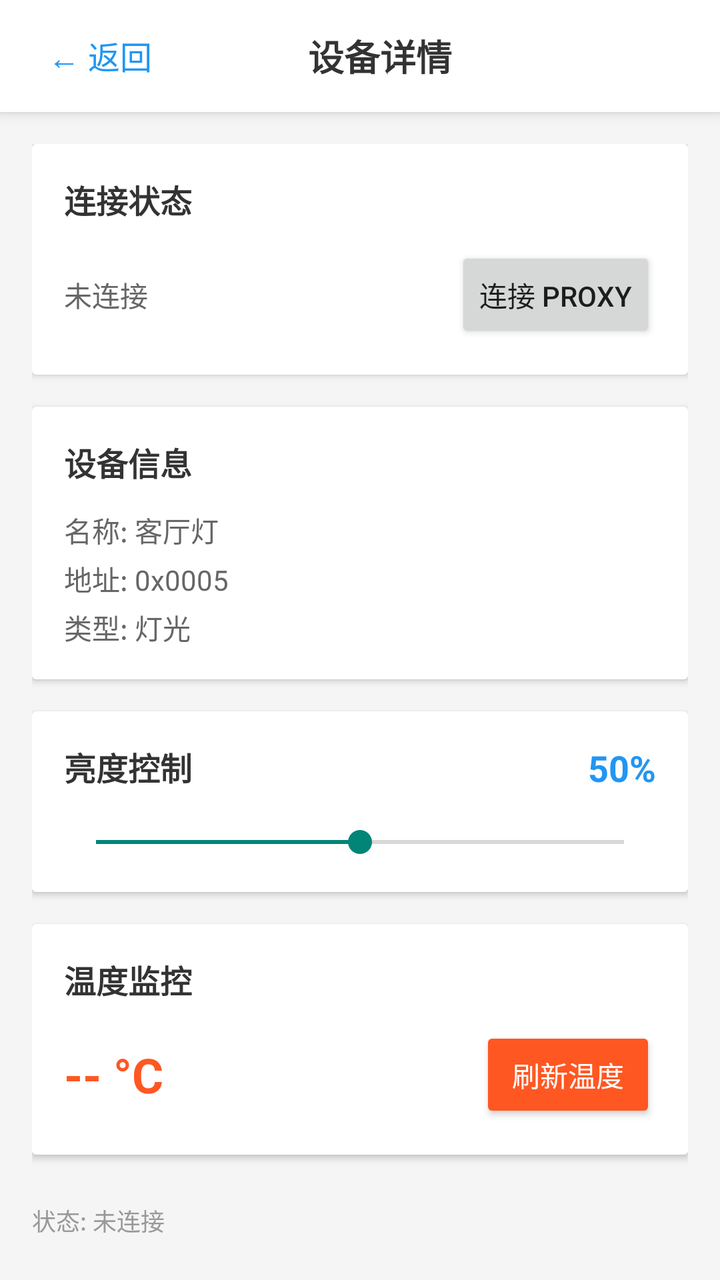
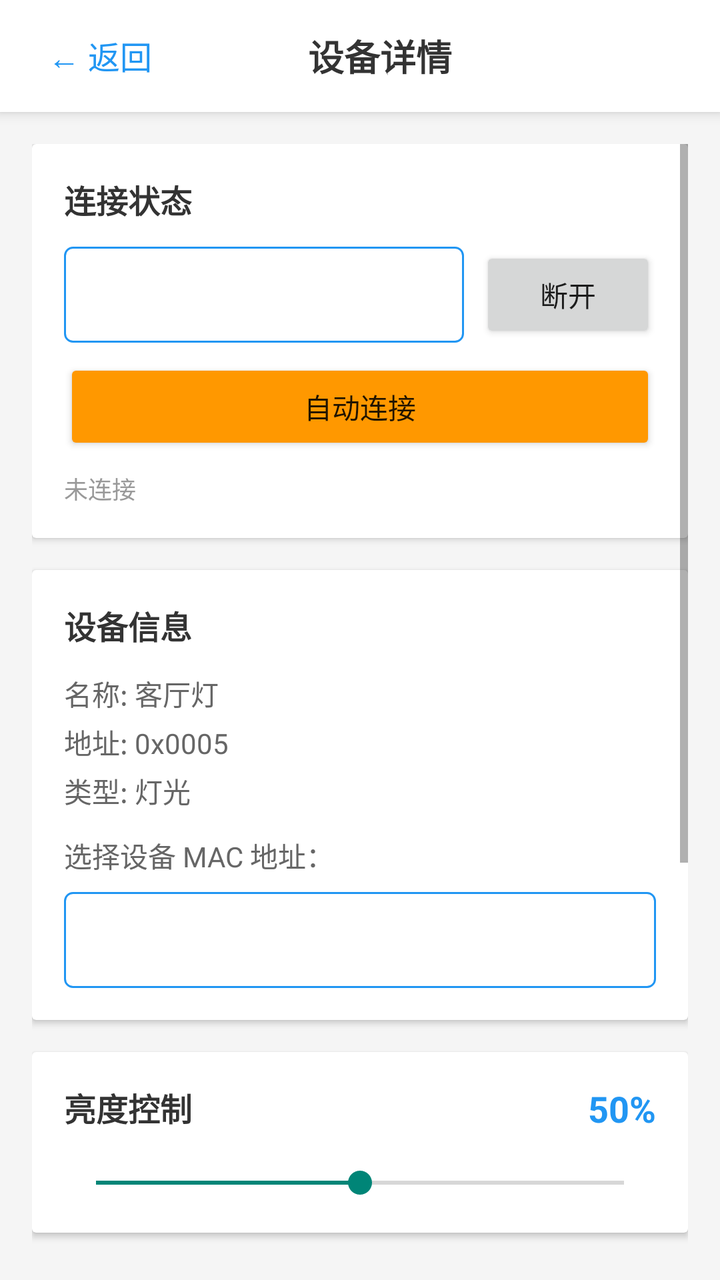

An Android layout rendered at two revisions. The XML below is the earlier revision; the diff shows what the commit changed to produce the second picture.
<!-- AndroidManifest.xml: activity theme Theme.BLE_Device_Mesh -->
<!-- res/layout/activity_device_detail.xml -->
<?xml version="1.0" encoding="utf-8"?>
<LinearLayout xmlns:android="http://schemas.android.com/apk/res/android"
    android:layout_width="match_parent"
    android:layout_height="match_parent"
    android:orientation="vertical"
    android:background="#F5F5F5"
    android:fitsSystemWindows="true">

    
    <LinearLayout
        android:layout_width="match_parent"
        android:layout_height="wrap_content"
        android:minHeight="56dp"
        android:background="@android:color/white"
        android:elevation="4dp"
        android:gravity="center_vertical"
        android:paddingStart="16dp"
        android:paddingEnd="16dp"
        android:paddingTop="8dp"
        android:paddingBottom="8dp">

        <TextView
            android:id="@+id/btnBack"
            android:layout_width="wrap_content"
            android:layout_height="wrap_content"
            android:text="← 返回"
            android:textSize="16sp"
            android:textColor="#2196F3"
            android:padding="8dp"
            android:background="?android:attr/selectableItemBackground"/>

        <TextView
            android:id="@+id/tvTitle"
            android:layout_width="0dp"
            android:layout_height="wrap_content"
            android:layout_weight="1"
            android:text="设备详情"
            android:textSize="18sp"
            android:textStyle="bold"
            android:textColor="#333333"
            android:gravity="center"/>

        
        <View
            android:layout_width="48dp"
            android:layout_height="1dp"
            android:visibility="invisible"/>

    </LinearLayout>

    <ScrollView
        android:layout_width="match_parent"
        android:layout_height="match_parent"
        android:padding="16dp">

        <LinearLayout
            android:layout_width="match_parent"
            android:layout_height="wrap_content"
            android:orientation="vertical">

            
            <androidx.cardview.widget.CardView
                android:layout_width="match_parent"
                android:layout_height="wrap_content"
                android:layout_marginBottom="16dp"
                android:elevation="4dp">

                <LinearLayout
                    android:layout_width="match_parent"
                    android:layout_height="wrap_content"
                    android:orientation="vertical"
                    android:padding="16dp">

                    <TextView
                        android:layout_width="wrap_content"
                        android:layout_height="wrap_content"
                        android:text="连接状态"
                        android:textSize="16sp"
                        android:textStyle="bold"
                        android:textColor="#333333"
                        android:layout_marginBottom="12dp"/>

                    <LinearLayout
                        android:layout_width="match_parent"
                        android:layout_height="wrap_content"
                        android:orientation="horizontal"
                        android:gravity="center_vertical">

                        <TextView
                            android:id="@+id/tvConnectionStatus"
                            android:layout_width="0dp"
                            android:layout_height="wrap_content"
                            android:layout_weight="1"
                            android:text="未连接"
                            android:textSize="14sp"
                            android:textColor="#666666"/>

                        <Button
                            android:id="@+id/btnConnect"
                            android:layout_width="wrap_content"
                            android:layout_height="wrap_content"
                            android:text="连接 Proxy"
                            android:textSize="14sp"/>

                    </LinearLayout>

                </LinearLayout>

            </androidx.cardview.widget.CardView>

            
            <androidx.cardview.widget.CardView
                android:layout_width="match_parent"
                android:layout_height="wrap_content"
                android:layout_marginBottom="16dp"
                android:elevation="4dp">

                <LinearLayout
                    android:layout_width="match_parent"
                    android:layout_height="wrap_content"
                    android:orientation="vertical"
                    android:padding="16dp">

                    <TextView
                        android:layout_width="wrap_content"
                        android:layout_height="wrap_content"
                        android:text="设备信息"
                        android:textSize="16sp"
                        android:textStyle="bold"
                        android:textColor="#333333"
                        android:layout_marginBottom="12dp"/>

                    <TextView
                        android:id="@+id/tvDeviceInfo"
                        android:layout_width="wrap_content"
                        android:layout_height="wrap_content"
                        android:text="名称: 客厅灯\n地址: 0x0005\n类型: 灯光"
                        android:textSize="14sp"
                        android:textColor="#666666"
                        android:lineSpacingExtra="4dp"/>

                </LinearLayout>

            </androidx.cardview.widget.CardView>

            
            <androidx.cardview.widget.CardView
                android:layout_width="match_parent"
                android:layout_height="wrap_content"
                android:layout_marginBottom="16dp"
                android:elevation="4dp">

                <LinearLayout
                    android:layout_width="match_parent"
                    android:layout_height="wrap_content"
                    android:orientation="vertical"
                    android:padding="16dp">

                    <RelativeLayout
                        android:layout_width="match_parent"
                        android:layout_height="wrap_content">

                        <TextView
                            android:layout_width="wrap_content"
                            android:layout_height="wrap_content"
                            android:text="亮度控制"
                            android:textSize="16sp"
                            android:textStyle="bold"
                            android:textColor="#333333"/>

                        <TextView
                            android:id="@+id/tvBrightnessValue"
                            android:layout_width="wrap_content"
                            android:layout_height="wrap_content"
                            android:layout_alignParentEnd="true"
                            android:text="50%"
                            android:textSize="18sp"
                            android:textColor="#2196F3"
                            android:textStyle="bold"/>
                    </RelativeLayout>

                    <SeekBar
                        android:id="@+id/seekBarBrightness"
                        android:layout_width="match_parent"
                        android:layout_height="wrap_content"
                        android:layout_marginTop="16dp"
                        android:max="100"
                        android:progress="50" />

                </LinearLayout>

            </androidx.cardview.widget.CardView>

            
            <androidx.cardview.widget.CardView
                android:layout_width="match_parent"
                android:layout_height="wrap_content"
                android:layout_marginBottom="16dp"
                android:elevation="4dp">

                <LinearLayout
                    android:layout_width="match_parent"
                    android:layout_height="wrap_content"
                    android:orientation="vertical"
                    android:padding="16dp">

                    <TextView
                        android:layout_width="wrap_content"
                        android:layout_height="wrap_content"
                        android:text="温度监控"
                        android:textSize="16sp"
                        android:textStyle="bold"
                        android:textColor="#333333"
                        android:layout_marginBottom="12dp"/>

                    <LinearLayout
                        android:layout_width="match_parent"
                        android:layout_height="wrap_content"
                        android:orientation="horizontal"
                        android:gravity="center_vertical">

                        <TextView
                            android:id="@+id/tvTemperatureValue"
                            android:layout_width="0dp"
                            android:layout_height="wrap_content"
                            android:layout_weight="1"
                            android:text="-- °C"
                            android:textSize="24sp"
                            android:textStyle="bold"
                            android:textColor="#FF5722"/>

                        <Button
                            android:id="@+id/btnRefreshTemp"
                            android:layout_width="wrap_content"
                            android:layout_height="wrap_content"
                            android:text="刷新温度"
                            android:backgroundTint="#FF5722"
                            android:textColor="@android:color/white"/>

                    </LinearLayout>

                </LinearLayout>

            </androidx.cardview.widget.CardView>

            
            <TextView
                android:id="@+id/tvStatus"
                android:layout_width="wrap_content"
                android:layout_height="wrap_content"
                android:text="状态: 未连接"
                android:textSize="12sp"
                android:textColor="#999999"
                android:layout_marginTop="8dp"/>

        </LinearLayout>

    </ScrollView>

</LinearLayout>
<!-- resources referenced by this layout -->
<resources>
  <style name="Theme.BLE_Device_Mesh" parent="android:Theme.Material.Light.NoActionBar" />
</resources>

<!-- the commit's change to res/layout/activity_device_detail.xml (unified diff, before → after) -->
@@ -86,23 +86,41 @@
                         android:orientation="horizontal"
                         android:gravity="center_vertical">
 
-                        <TextView
-                            android:id="@+id/tvConnectionStatus"
+                        <Spinner
+                            android:id="@+id/spinnerProxyAddress"
                             android:layout_width="0dp"
-                            android:layout_height="wrap_content"
+                            android:layout_height="48dp"
                             android:layout_weight="1"
-                            android:text="未连接"
-                            android:textSize="14sp"
-                            android:textColor="#666666"/>
+                            android:layout_marginEnd="8dp"
+                            android:background="@drawable/spinner_background"
+                            android:spinnerMode="dropdown"/>
 
                         <Button
                             android:id="@+id/btnConnect"
                             android:layout_width="wrap_content"
                             android:layout_height="wrap_content"
-                            android:text="连接 Proxy"
+                            android:text="断开"
                             android:textSize="14sp"/>
 
                     </LinearLayout>
+                    
+                    <Button
+                        android:id="@+id/btnAutoConnect"
+                        android:layout_width="match_parent"
+                        android:layout_height="wrap_content"
+                        android:layout_marginTop="8dp"
+                        android:text="自动连接"
+                        android:textSize="14sp"
+                        android:backgroundTint="#FF9800"/>
+                    
+                    <TextView
+                        android:id="@+id/tvConnectionStatus"
+                        android:layout_width="wrap_content"
+                        android:layout_height="wrap_content"
+                        android:layout_marginTop="8dp"
+                        android:text="未连接"
+                        android:textSize="12sp"
+                        android:textColor="#999999"/>
 
                 </LinearLayout>
 
@@ -137,7 +155,23 @@
                         android:text="名称: 客厅灯\n地址: 0x0005\n类型: 灯光"
                         android:textSize="14sp"
                         android:textColor="#666666"
-                        android:lineSpacingExtra="4dp"/>
+                        android:lineSpacingExtra="4dp"
+                        android:layout_marginBottom="12dp"/>
+                    
+                    <TextView
+                        android:layout_width="wrap_content"
+                        android:layout_height="wrap_content"
+                        android:text="选择设备 MAC 地址："
+                        android:textSize="14sp"
+                        android:textColor="#666666"
+                        android:layout_marginBottom="8dp"/>
+                    
+                    <Spinner
+                        android:id="@+id/spinnerDeviceMac"
+                        android:layout_width="match_parent"
+                        android:layout_height="48dp"
+                        android:background="@drawable/spinner_background"
+                        android:spinnerMode="dropdown"/>
 
                 </LinearLayout>
 
@@ -244,6 +278,66 @@
             </androidx.cardview.widget.CardView>
 
             
+            <androidx.cardview.widget.CardView
+                android:layout_width="match_parent"
+                android:layout_height="wrap_content"
+                android:layout_marginBottom="16dp"
+                android:elevation="4dp">
+
+                <LinearLayout
+                    android:layout_width="match_parent"
+                    android:layout_height="wrap_content"
+                    android:orientation="vertical"
+                    android:padding="16dp">
+
+                    <TextView
+                        android:layout_width="wrap_content"
+                        android:layout_height="wrap_content"
+                        android:text="时间同步"
+                        android:textSize="16sp"
+                        android:textStyle="bold"
+                        android:textColor="#333333"
+                        android:layout_marginBottom="12dp"/>
+
+                    <TextView
+                        android:id="@+id/tvDeviceTime"
+                        android:layout_width="match_parent"
+                        android:layout_height="wrap_content"
+                        android:text="设备时间: --"
+                        android:textSize="14sp"
+                        android:textColor="#666666"
+                        android:layout_marginBottom="12dp"/>
+
+                    <LinearLayout
+                        android:layout_width="match_parent"
+                        android:layout_height="wrap_content"
+                        android:orientation="horizontal"
+                        android:gravity="center_vertical">
+
+                        <Button
+                            android:id="@+id/btnReadTime"
+                            android:layout_width="0dp"
+                            android:layout_height="wrap_content"
+                            android:layout_weight="1"
+                            android:layout_marginEnd="8dp"
+                            android:text="读取时间"
+                            android:backgroundTint="#4CAF50"/>
+
+                        <Button
+                            android:id="@+id/btnSyncTime"
+                            android:layout_width="0dp"
+                            android:layout_height="wrap_content"
+                            android:layout_weight="1"
+                            android:text="同步时间"
+                            android:backgroundTint="#2196F3"/>
+
+                    </LinearLayout>
+
+                </LinearLayout>
+
+            </androidx.cardview.widget.CardView>
+
+            
             <TextView
                 android:id="@+id/tvStatus"
                 android:layout_width="wrap_content"
<!-- resource entries referenced after the edit -->
@@ -1,5 +1,19 @@
 <!-- resources referenced by this layout -->
 <resources>
+  <!-- drawable spinner_background (drawable) -->
+  <?xml version="1.0" encoding="utf-8"?>
+  <shape xmlns:android="http://schemas.android.com/apk/res/android">
+      <solid android:color="#FFFFFF"/>
+      <corners android:radius="4dp"/>
+      <stroke
+          android:width="1dp"
+          android:color="#2196F3"/>
+      <padding
+          android:left="12dp"
+          android:top="8dp"
+          android:right="12dp"
+          android:bottom="8dp"/>
+  </shape>
   <style name="Theme.BLE_Device_Mesh" parent="android:Theme.Material.Light.NoActionBar" />
 </resources>
 
